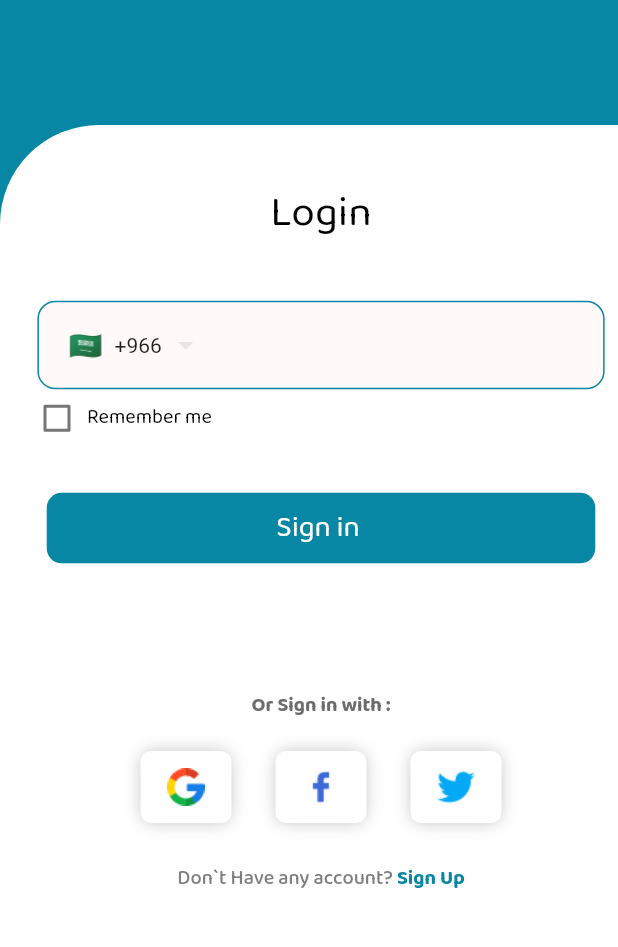
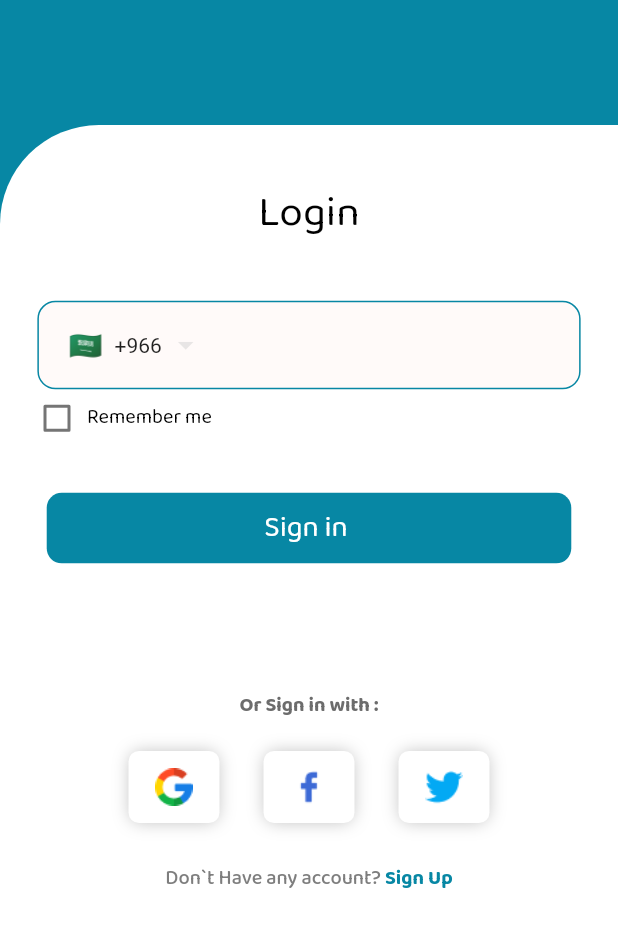
Before and after one commit to Johnathan94/medical_valley, a Flutter app: the screen it shows after launch, on a phone screen of 412 x 824 dp, the part 246-1193 px from its top. Run offline on Flutter 3.47's test engine with Material 2 defaults, Android fonts, the phone set to English and light mode, and no system bars; drawn by our look-alikes of intl_phone_field; our stand-ins replace device_preview, dotted_line, flutter_bloc, flutter_otp_text_field, flutter_screenutil, flutter_slidable and 5 more; generated files the repository leaves out were written again.

Commit message:
edit login screen

```diff
--- a/lib/features/auth/login/presentation/screens/login_screen.dart
+++ b/lib/features/auth/login/presentation/screens/login_screen.dart
@@ -68,7 +68,7 @@ class _LoginScreenState extends State<LoginScreen> {
     return Positioned(
         top: loginBodyMarginTop.r,
         child: Container(
-          width: screenWidth,
+          width: MediaQuery.of(context).size.width,
           height: screenHeight,
           decoration: const BoxDecoration(
               color: whiteColor,
```
